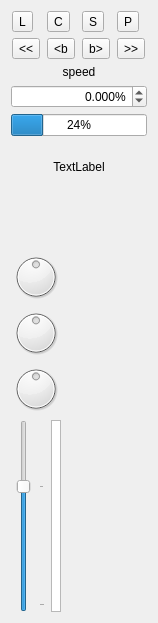
This is app/playerview.ui in x37v/datajockey as Qt 5 draws it before an edit. The edited form follows.
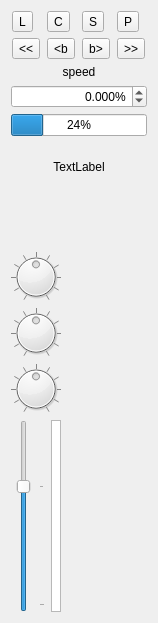
This is the edited form.

Commit message: showing notches on eq

Diff of the .ui file:
```diff
--- a/app/playerview.ui
+++ b/app/playerview.ui
@@ -236,6 +236,12 @@
        <property name="invertedAppearance">
         <bool>false</bool>
        </property>
+       <property name="notchTarget">
+        <double>10.000000000000000</double>
+       </property>
+       <property name="notchesVisible">
+        <bool>true</bool>
+       </property>
       </widget>
      </item>
      <item>
@@ -267,6 +273,12 @@
        <property name="invertedAppearance">
         <bool>false</bool>
        </property>
+       <property name="notchTarget">
+        <double>10.000000000000000</double>
+       </property>
+       <property name="notchesVisible">
+        <bool>true</bool>
+       </property>
       </widget>
      </item>
      <item>
@@ -298,6 +310,12 @@
        <property name="invertedAppearance">
         <bool>false</bool>
        </property>
+       <property name="notchTarget">
+        <double>10.000000000000000</double>
+       </property>
+       <property name="notchesVisible">
+        <bool>true</bool>
+       </property>
       </widget>
      </item>
     </layout>
```
